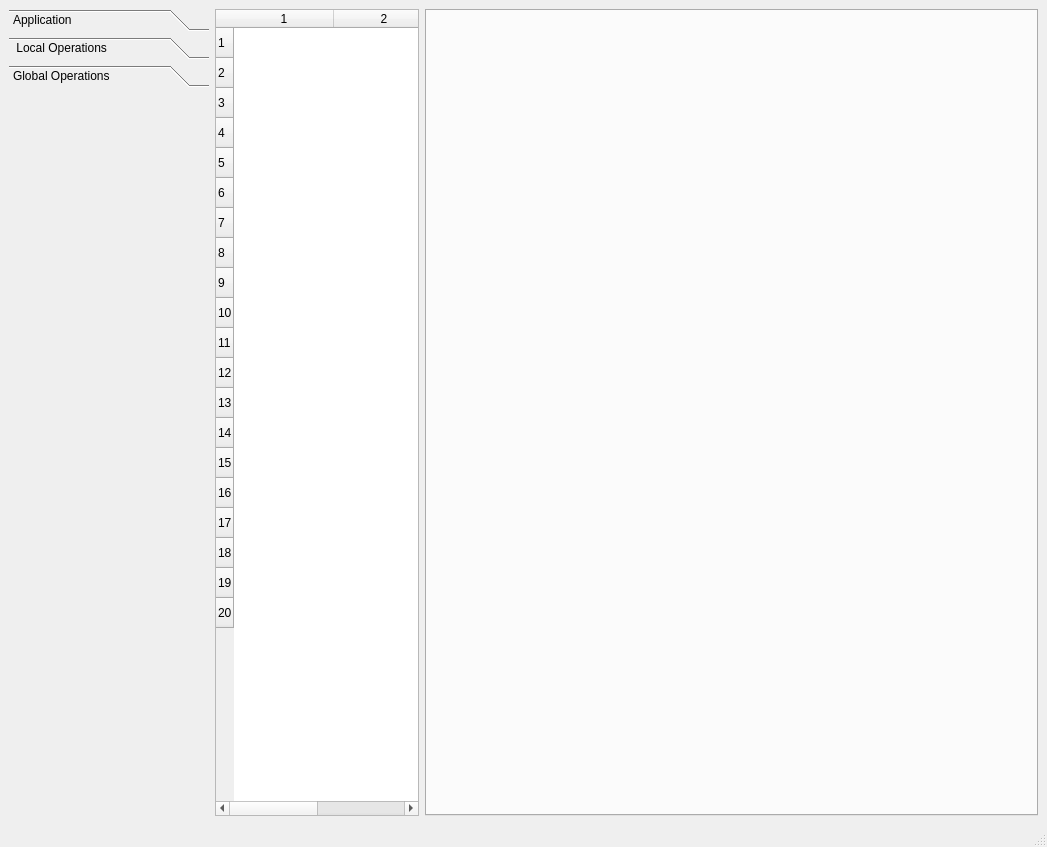
First picture: the form in treetime/mainwindow.ui, repository jkanev/treetime, before the edit.
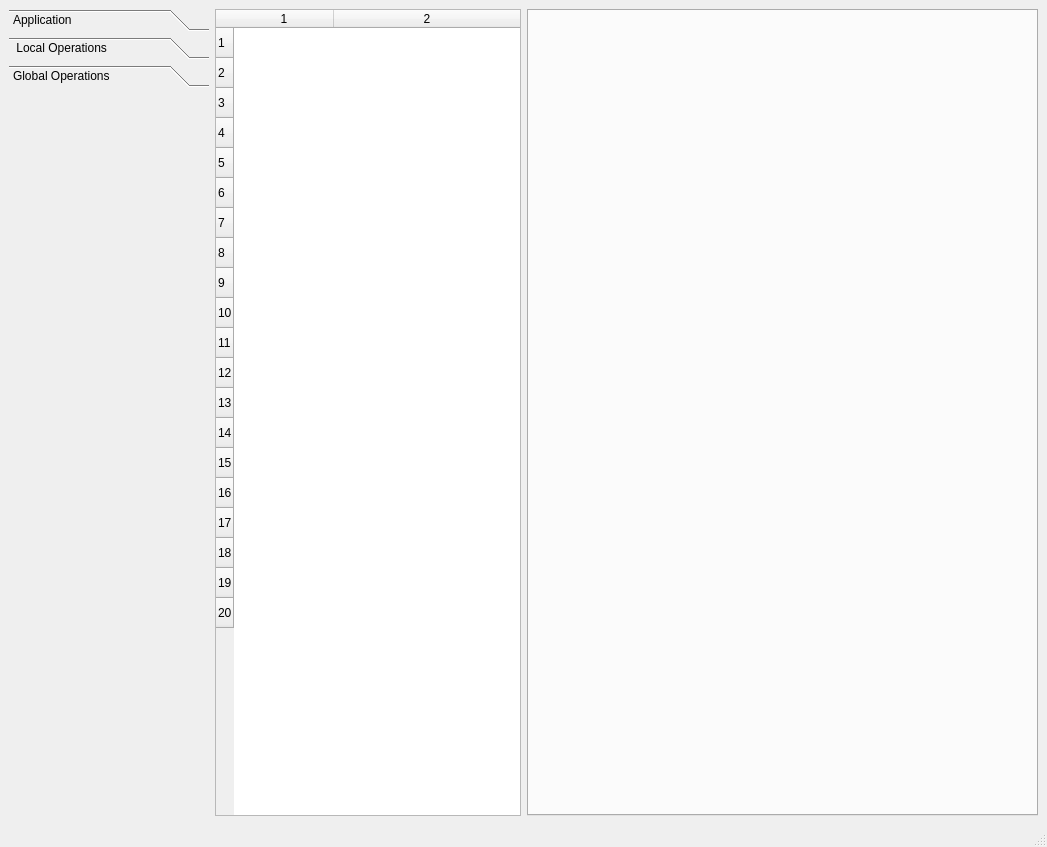
Second picture: the form after the edit. The open tabs and pages were chosen to show the change.

Diff of the .ui file:
```diff
--- a/treetime/mainwindow.ui
+++ b/treetime/mainwindow.ui
@@ -14,7 +14,7 @@
    <string>Tree Time</string>
   </property>
   <widget class="QWidget" name="centralwidget">
-   <layout class="QHBoxLayout" name="horizontalLayout" stretch="0,1,3">
+   <layout class="QHBoxLayout" name="horizontalLayout" stretch="1,3,5">
     <item>
      <widget class="QToolBox" name="toolBox">
       <property name="minimumSize">
```
Left out of the diff: 4 changed lines with no effect on the pictures.
